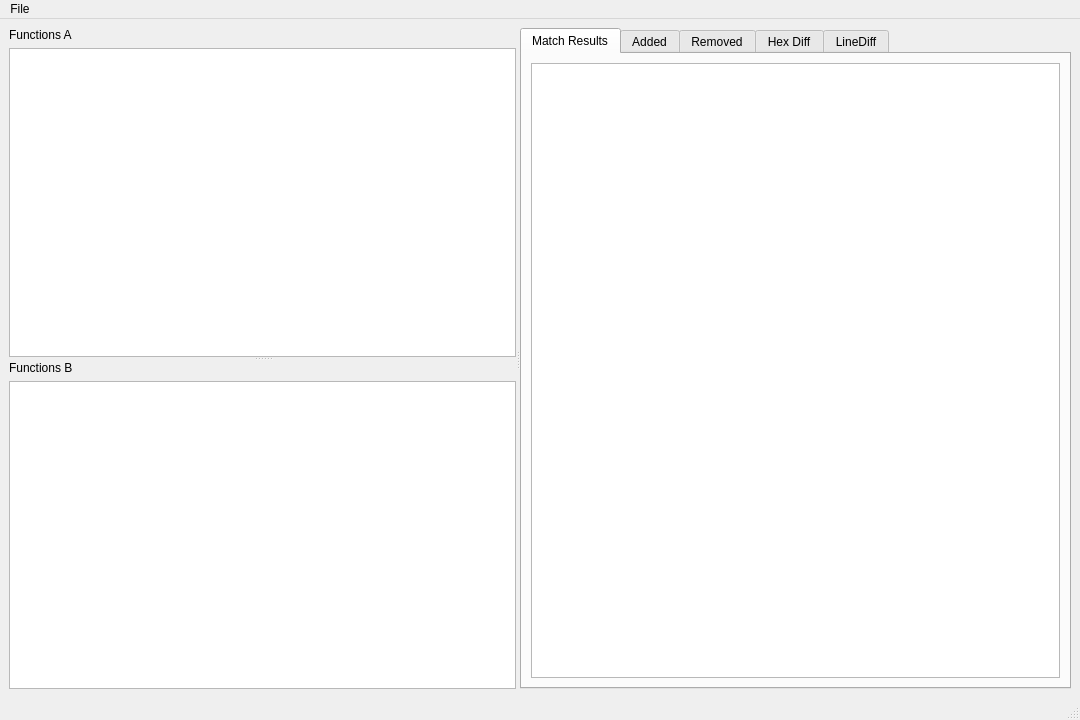
rizinorg/cutter, file src/tools/bindiff/CutterDiffWindow.ui: the form before one commit.
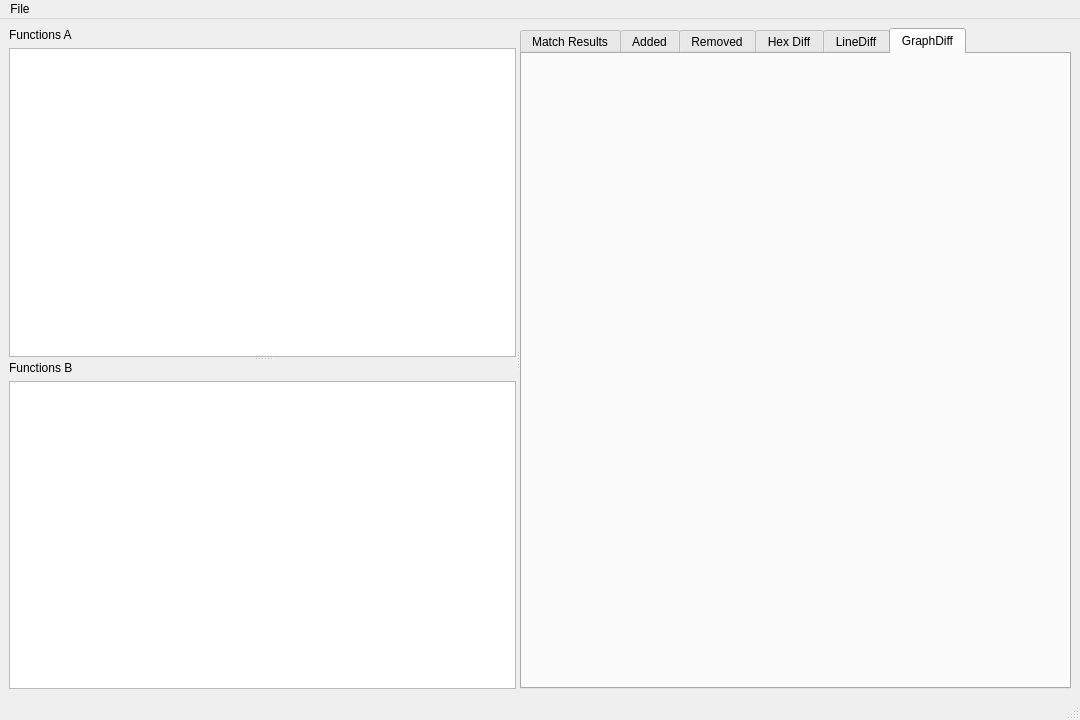
The form after the commit. Custom widgets are drawn as their Qt base class.

Commit message:
CutterDiffItem, GraphDiff and LineDiff
clang-formatted

```diff
--- a/src/tools/bindiff/CutterDiffWindow.ui
+++ b/src/tools/bindiff/CutterDiffWindow.ui
@@ -102,7 +102,7 @@
         </sizepolicy>
        </property>
        <property name="currentIndex">
-        <number>0</number>
+        <number>5</number>
        </property>
        <widget class="QWidget" name="tabMatches">
         <attribute name="title">
@@ -794,6 +794,16 @@
          </item>
         </layout>
        </widget>
+       <widget class="QWidget" name="tabGraphDiff">
+        <attribute name="title">
+         <string>GraphDiff</string>
+        </attribute>
+        <layout class="QHBoxLayout" name="horizontalLayout_5">
+         <item>
+          <layout class="QHBoxLayout" name="graphDiffContainer"/>
+         </item>
+        </layout>
+       </widget>
       </widget>
      </widget>
     </item>
```
The commit also changes 15 other files.
